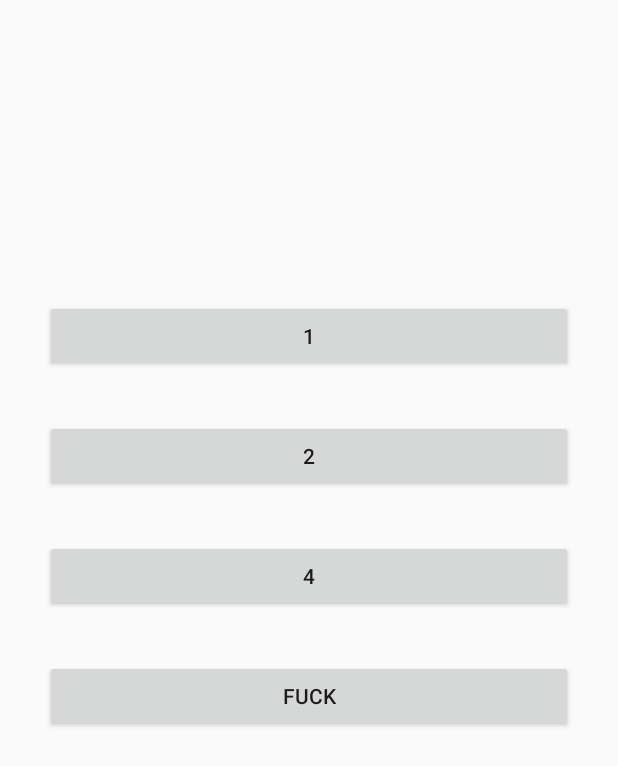
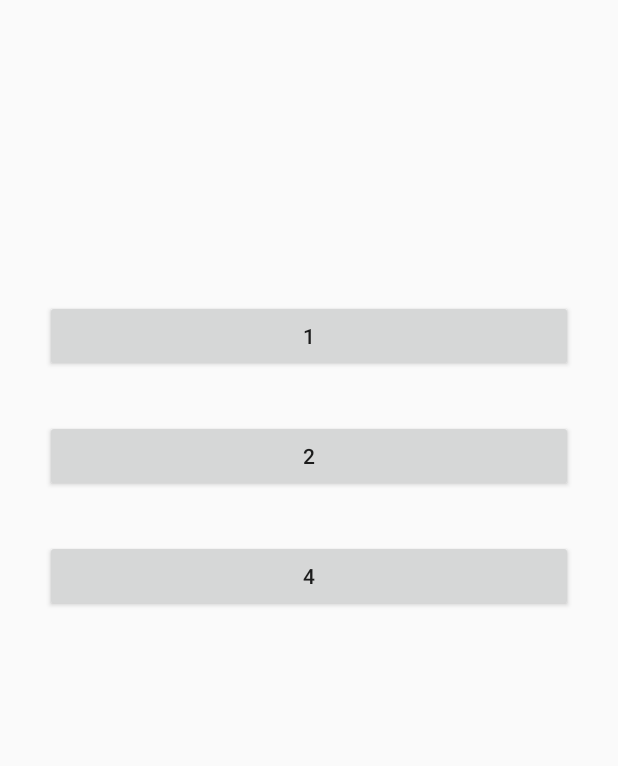
Before and after one commit to Ranjula29/AnanthayaMart, an Android app: the screen it shows after launch (MainActivity), on a phone screen of 412 x 824 dp. Shown: the top 766 px of the screen. Run offline under Robolectric (Android 15) with nearby library versions, the phone set to English and light mode, and no system bars.

Commit message:
Initial commit IT19042152

```diff
--- a/app/src/main/res/layout/activity_main.xml
+++ b/app/src/main/res/layout/activity_main.xml
@@ -47,16 +47,6 @@
         android:layout_below="@id/welcome_button2"
         android:text="4"/>
 
-    <Button
-        android:id="@+id/welcome_button5"
-        android:layout_width="match_parent"
-        android:layout_height="wrap_content"
-        android:layout_marginRight="30dp"
-        android:layout_marginLeft="30dp"
-        android:layout_marginBottom="30dp"
-        android:layout_marginTop="2dp"
-        android:layout_below="@id/welcome_button4"
-        android:text="fuck"/>
 
 
 
```
